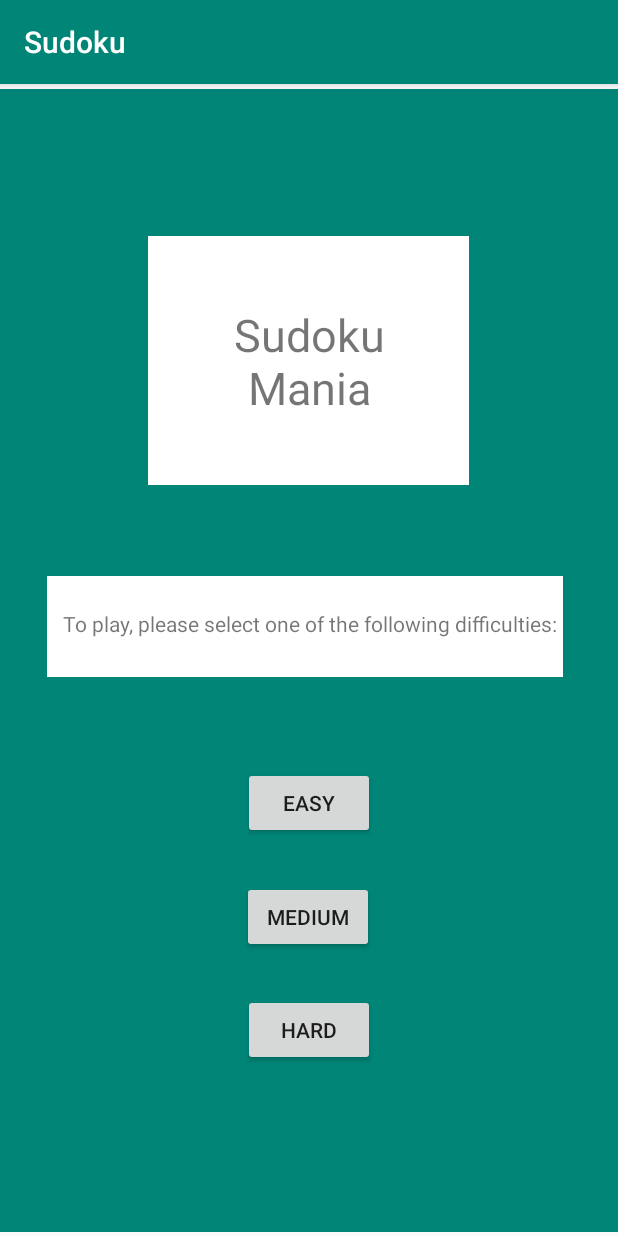
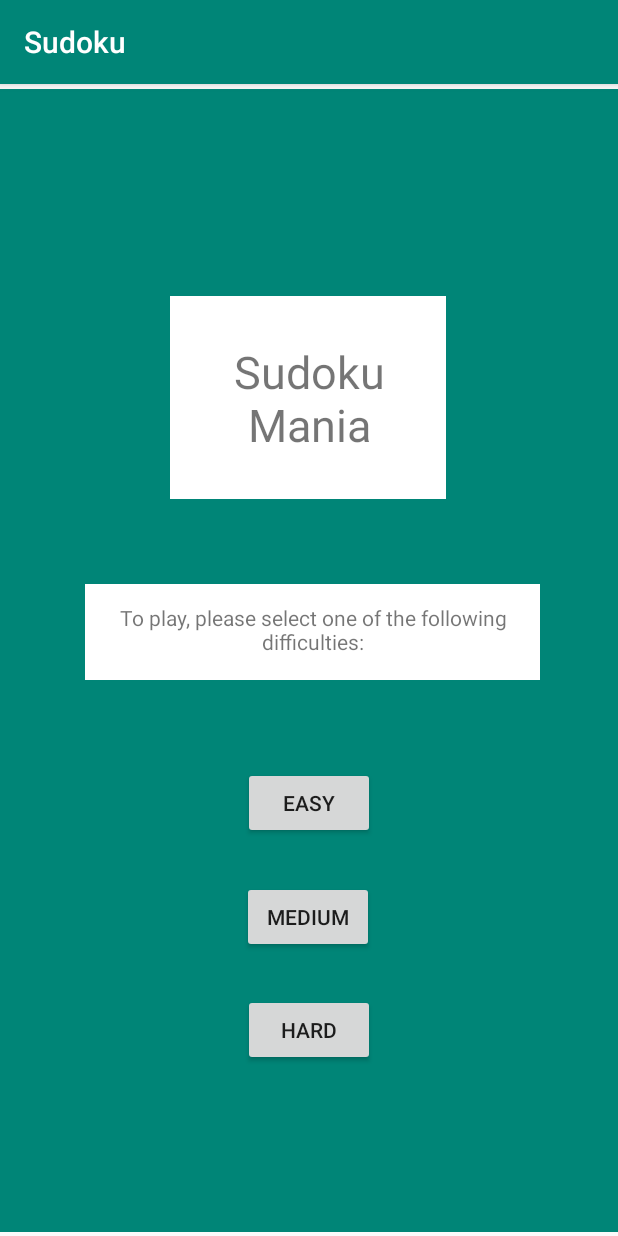
Before and after one commit to glennsong09/AndroidSudoku, an Android app: the screen it shows after launch (MainActivity), on a phone screen of 412 x 824 dp. Run offline under Robolectric (Android 15) with nearby library versions, the phone set to English and light mode, and no system bars.

Commit message:
Finished 1.0 code

```diff
--- a/app/src/main/res/layout/activity_main.xml
+++ b/app/src/main/res/layout/activity_main.xml
@@ -24,8 +24,8 @@
 
     <ImageView
         android:id="@+id/bigBackground"
-        android:layout_width="214dp"
-        android:layout_height="166dp"
+        android:layout_width="184dp"
+        android:layout_height="135dp"
         android:layout_marginStart="8dp"
         android:layout_marginLeft="8dp"
         android:layout_marginEnd="8dp"
@@ -35,13 +35,13 @@
         app:layout_constraintHorizontal_bias="0.497"
         app:layout_constraintStart_toStartOf="parent"
         app:layout_constraintTop_toTopOf="@+id/background"
-        app:layout_constraintVertical_bias="0.164"
+        app:layout_constraintVertical_bias="0.22"
         app:srcCompat="@android:color/background_light" />
 
     <ImageView
         android:id="@+id/smallBackground0"
-        android:layout_width="344dp"
-        android:layout_height="67dp"
+        android:layout_width="303dp"
+        android:layout_height="64dp"
         android:layout_marginStart="28dp"
         android:layout_marginLeft="28dp"
         android:layout_marginTop="8dp"
@@ -50,10 +50,10 @@
         android:layout_marginBottom="8dp"
         app:layout_constraintBottom_toTopOf="@+id/easyButton"
         app:layout_constraintEnd_toEndOf="parent"
-        app:layout_constraintHorizontal_bias="0.111"
+        app:layout_constraintHorizontal_bias="0.397"
         app:layout_constraintStart_toStartOf="parent"
         app:layout_constraintTop_toBottomOf="@+id/bigBackground"
-        app:layout_constraintVertical_bias="0.503"
+        app:layout_constraintVertical_bias="0.492"
         app:srcCompat="@android:color/background_light" />
 
     <TextView
@@ -127,20 +127,16 @@
 
     <TextView
         android:id="@+id/helpText"
-        android:layout_width="335dp"
-        android:layout_height="52dp"
-        android:layout_marginStart="8dp"
-        android:layout_marginLeft="8dp"
+        android:layout_width="285dp"
+        android:layout_height="42dp"
         android:layout_marginTop="8dp"
-        android:layout_marginEnd="8dp"
-        android:layout_marginRight="8dp"
         android:layout_marginBottom="8dp"
         android:gravity="center"
         android:text="To play, please select one of the following difficulties:"
         app:layout_constraintBottom_toTopOf="@+id/easyButton"
-        app:layout_constraintEnd_toEndOf="parent"
-        app:layout_constraintStart_toStartOf="parent"
+        app:layout_constraintEnd_toEndOf="@+id/smallBackground0"
+        app:layout_constraintStart_toStartOf="@+id/smallBackground0"
         app:layout_constraintTop_toBottomOf="@+id/bigBackground"
-        app:layout_constraintVertical_bias="0.49" />
+        app:layout_constraintVertical_bias="0.482" />
 
 </android.support.constraint.ConstraintLayout>
```
